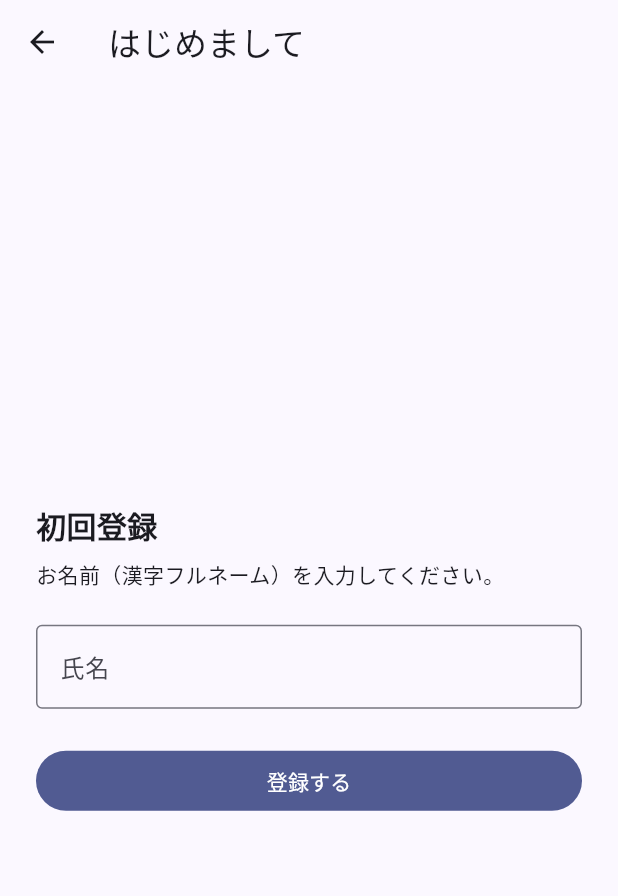
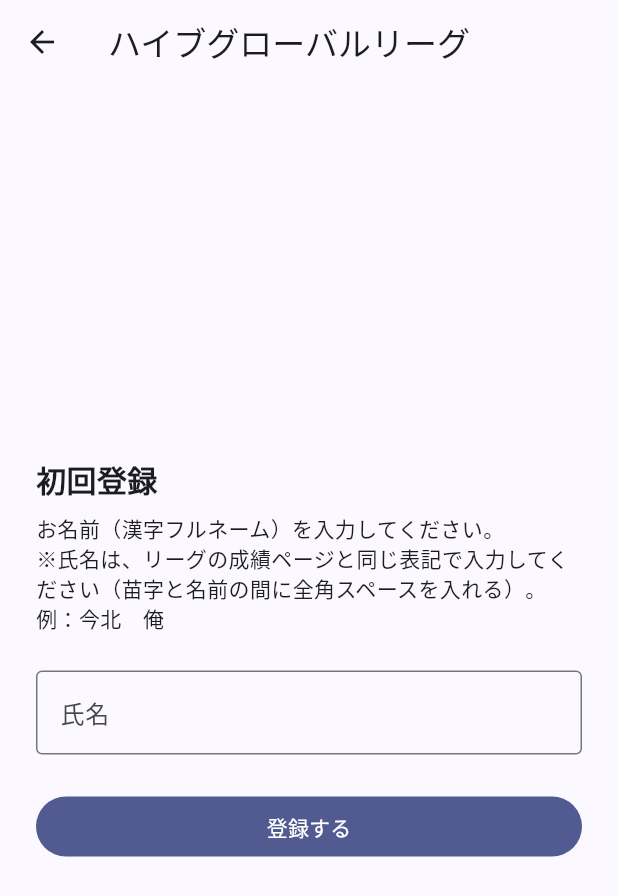
Before and after one commit to locotribe/hgl-order-sheet, a Flutter app: the NameEntryScreen screen opened directly, on a phone screen of 412 x 824 dp. Shown: the top 896 px of the screen. Run offline on Flutter 3.47's test engine with Material 3 defaults, Android fonts, the phone set to English and light mode, and no system bars; our stand-ins replace cloud_firestore, firebase_core; missing offline and left inert: dart:js_interop; accounts and stored records are empty; generated files the repository leaves out were written again.

Commit message:
fix: 初回登録画面のタイトル・案内文を修正 (v1.0.4)
- AppBarタイトルを「はじめまして」から「ハイブグローバルリーグ」に変更。
- 氏名入力の案内文に、リーグ成績ページと同じ表記（苗字と名前の間に
  全角スペース）で入力するよう注記を追加（スクレイパーの氏名突き合わせ
  精度向上のため）。

Co-Authored-By: Claude Sonnet 5 <noreply@anthropic.com>
Claude-Session: https://claude.ai/code/session_01Fpo6h3e2goykJJKjkNScGL

```diff
--- a/lib/screens/name_entry_screen.dart
+++ b/lib/screens/name_entry_screen.dart
@@ -41,7 +41,7 @@ class _NameEntryScreenState extends State<NameEntryScreen> {
   @override
   Widget build(BuildContext context) {
     return Scaffold(
-      appBar: AppBar(title: const Text('はじめまして')),
+      appBar: AppBar(title: const Text('ハイブグローバルリーグ')),
       body: Center(
         child: ConstrainedBox(
           constraints: const BoxConstraints(maxWidth: 420),
@@ -58,7 +58,7 @@ class _NameEntryScreenState extends State<NameEntryScreen> {
                     style: TextStyle(fontSize: 20, fontWeight: FontWeight.bold),
                   ),
                   const SizedBox(height: 8),
-                  const Text('お名前（漢字フルネーム）を入力してください。'),
+                  const Text('お名前（漢字フルネーム）を入力してください。\n※氏名は、リーグの成績ページと同じ表記で入力してください（苗字と名前の間に全角スペースを入れる）。例：今北　俺'),
                   const SizedBox(height: 24),
                   TextFormField(
                     controller: _nameController,
--- a/pubspec.yaml
+++ b/pubspec.yaml
@@ -16,7 +16,7 @@ publish_to: 'none' # Remove this line if you wish to publish to pub.dev
 # https://developer.apple.com/library/archive/documentation/General/Reference/InfoPlistKeyReference/Articles/CoreFoundationKeys.html
 # In Windows, build-name is used as the major, minor, and patch parts
 # of the product and file versions while build-number is used as the build suffix.
-version: 1.0.3+4
+version: 1.0.4+5
 
 environment:
   sdk: ^3.12.2
```
